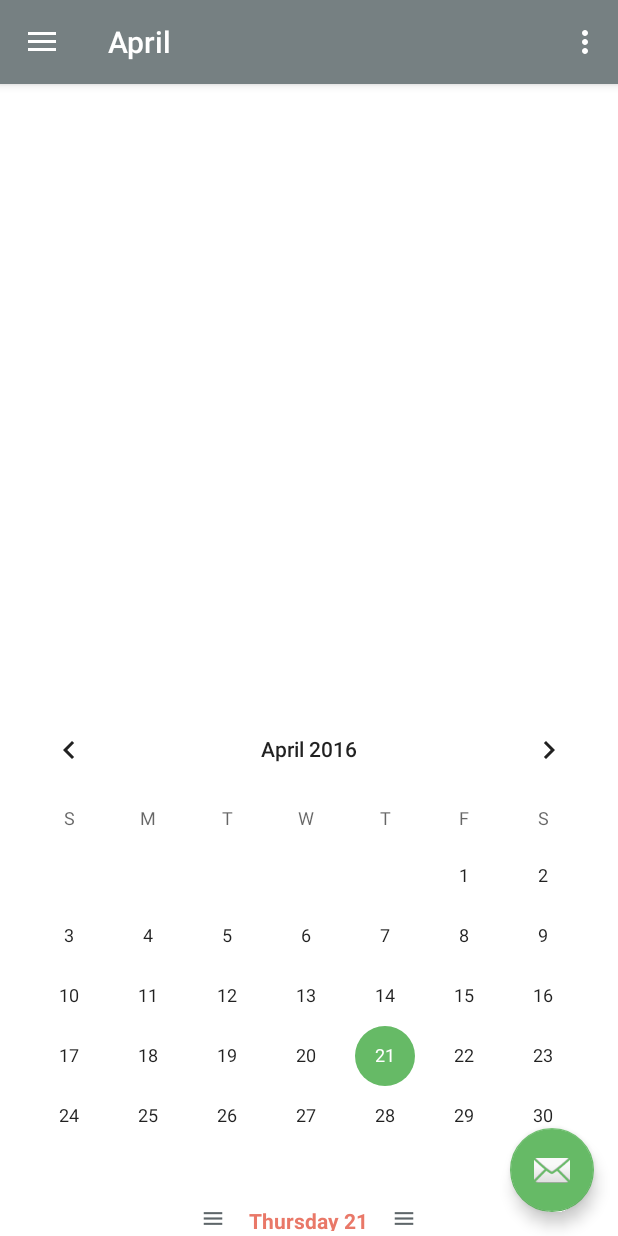
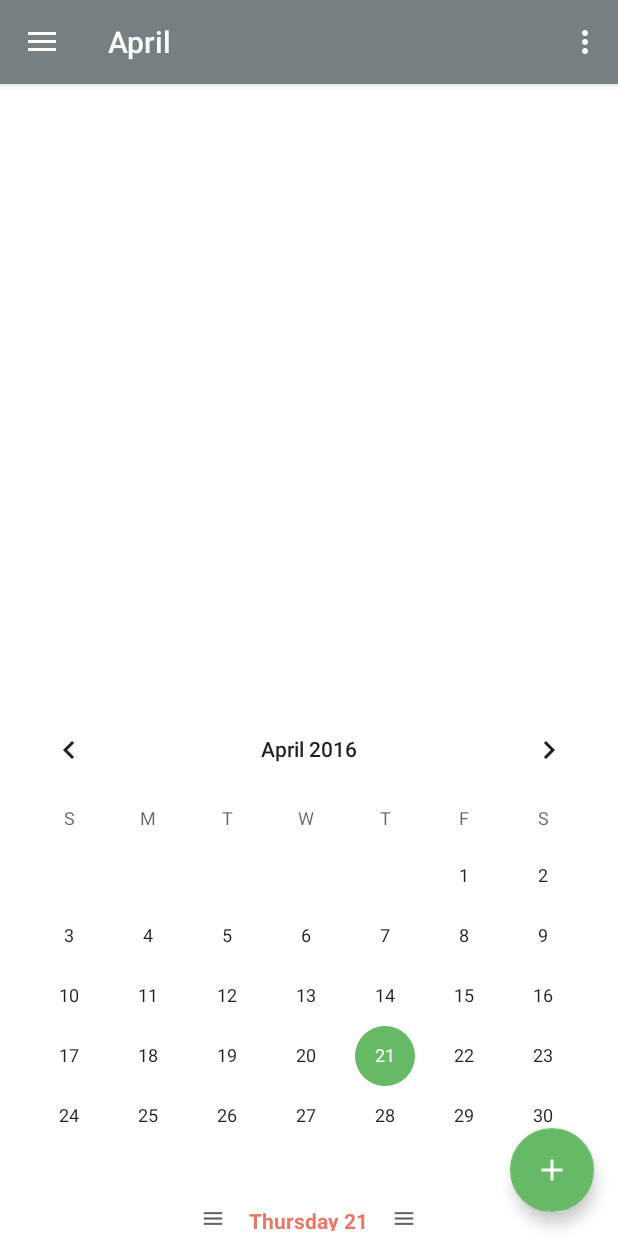
Before and after one commit to simbelmine/Eisen-Flow, an Android app: the screen it shows after launch (MainActivity), on a phone screen of 412 x 824 dp. Run offline under Robolectric (Android 15) with nearby library versions, the phone set to English and light mode, and no system bars; libraries missing offline, so code that uses them is left out: com.sothree.slidinguppanel; plain views replace SlidingUpPanelLayout; 1 statement that could not run was skipped.

Commit message:
FAB plus icon

```diff
--- a/app/src/main/res/layout/app_bar_main.xml
+++ b/app/src/main/res/layout/app_bar_main.xml
@@ -117,7 +117,7 @@
         android:layout_height="wrap_content"
         android:layout_gravity="bottom|end"
         android:layout_margin="@dimen/fab_margin"
-        android:src="@android:drawable/ic_dialog_email"
+        android:src="@mipmap/plus"
         />
 
 </android.support.design.widget.CoordinatorLayout>
```
Also changed, not shown: app/src/main/res/mipmap-mdpi/plus.png (added).
